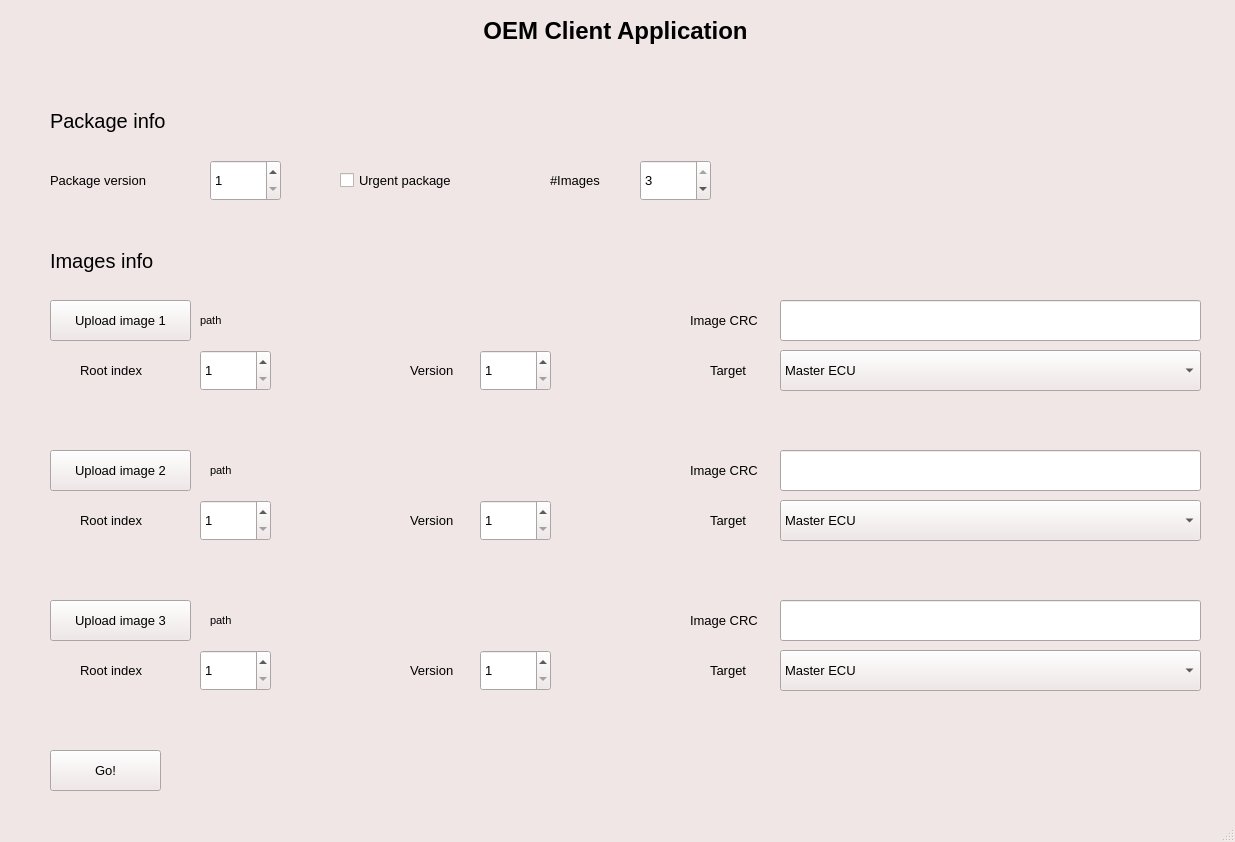
Old version of the form oem_application/gui.ui in the repository osamamuhammad3623/valeo-GP-FOTA.
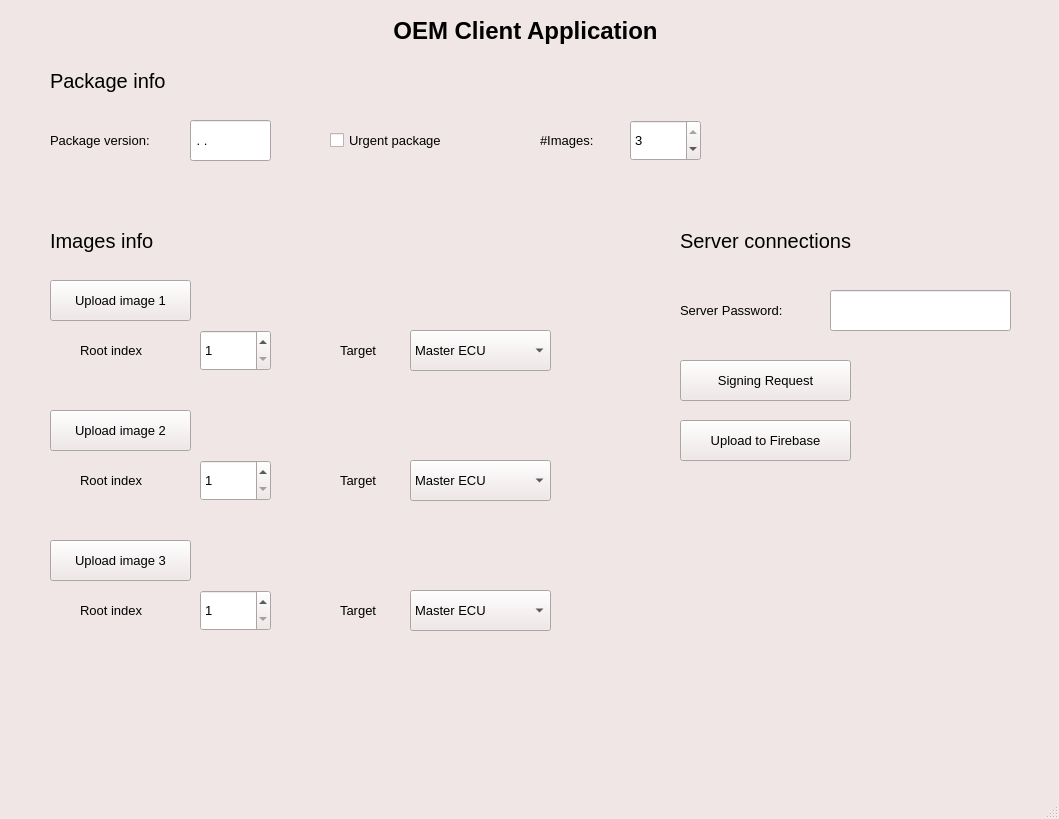
New version of the form.

The edit to the form file:
```diff
--- a/oem_application/gui.ui
+++ b/oem_application/gui.ui
@@ -6,8 +6,8 @@
    <rect>
     <x>0</x>
     <y>0</y>
-    <width>1235</width>
-    <height>842</height>
+    <width>1059</width>
+    <height>819</height>
    </rect>
   </property>
   <property name="palette">
@@ -466,7 +466,7 @@
      <rect>
       <x>10</x>
       <y>10</y>
-      <width>1211</width>
+      <width>1031</width>
       <height>41</height>
      </rect>
     </property>
@@ -488,8 +488,8 @@
     <property name="geometry">
      <rect>
       <x>50</x>
-      <y>170</y>
-      <width>121</width>
+      <y>130</y>
+      <width>131</width>
       <height>21</height>
      </rect>
     </property>
@@ -499,14 +499,14 @@
      </font>
     </property>
     <property name="text">
-     <string>Package version</string>
+     <string>Package version:</string>
     </property>
    </widget>
    <widget class="QCheckBox" name="urgency">
     <property name="geometry">
      <rect>
-      <x>340</x>
-      <y>160</y>
+      <x>330</x>
+      <y>120</y>
       <width>141</width>
       <height>41</height>
      </rect>
@@ -519,7 +519,7 @@
     <property name="geometry">
      <rect>
       <x>50</x>
-      <y>300</y>
+      <y>280</y>
       <width>141</width>
       <height>41</height>
      </rect>
@@ -532,8 +532,8 @@
     <property name="geometry">
      <rect>
       <x>200</x>
-      <y>300</y>
-      <width>481</width>
+      <y>280</y>
+      <width>351</width>
       <height>41</height>
      </rect>
     </property>
@@ -543,58 +543,14 @@
      </font>
     </property>
     <property name="text">
-     <string>path</string>
-    </property>
-   </widget>
-   <widget class="QSpinBox" name="version">
-    <property name="geometry">
-     <rect>
-      <x>210</x>
-      <y>160</y>
-      <width>71</width>
-      <height>41</height>
-     </rect>
-    </property>
-    <property name="minimum">
-     <number>1</number>
-    </property>
-    <property name="maximum">
-     <number>100</number>
-    </property>
-   </widget>
-   <widget class="QLabel" name="label_3">
-    <property name="geometry">
-     <rect>
-      <x>690</x>
-      <y>300</y>
-      <width>91</width>
-      <height>41</height>
-     </rect>
-    </property>
-    <property name="font">
-     <font>
-      <pointsize>10</pointsize>
-     </font>
-    </property>
-    <property name="text">
-     <string>Image CRC</string>
-    </property>
-   </widget>
-   <widget class="QLineEdit" name="image_crc_1">
-    <property name="geometry">
-     <rect>
-      <x>780</x>
-      <y>300</y>
-      <width>421</width>
-      <height>41</height>
-     </rect>
+     <string/>
     </property>
    </widget>
    <widget class="QLabel" name="label_6">
     <property name="geometry">
      <rect>
       <x>80</x>
-      <y>360</y>
+      <y>340</y>
       <width>91</width>
       <height>21</height>
      </rect>
@@ -612,7 +568,7 @@
     <property name="geometry">
      <rect>
       <x>200</x>
-      <y>350</y>
+      <y>330</y>
       <width>71</width>
       <height>41</height>
      </rect>
@@ -627,30 +583,12 @@
      <number>1</number>
     </property>
    </widget>
-   <widget class="QLabel" name="label_7">
-    <property name="geometry">
-     <rect>
-      <x>410</x>
-      <y>360</y>
-      <width>61</width>
-      <height>21</height>
-     </rect>
-    </property>
-    <property name="font">
-     <font>
-      <pointsize>10</pointsize>
-     </font>
-    </property>
-    <property name="text">
-     <string>Version</string>
-    </property>
-   </widget>
    <widget class="QComboBox" name="image_target_1">
     <property name="geometry">
      <rect>
-      <x>780</x>
-      <y>350</y>
-      <width>421</width>
+      <x>410</x>
+      <y>330</y>
+      <width>141</width>
       <height>41</height>
      </rect>
     </property>
@@ -673,8 +611,8 @@
    <widget class="QLabel" name="label_8">
     <property name="geometry">
      <rect>
-      <x>710</x>
-      <y>360</y>
+      <x>340</x>
+      <y>340</y>
       <width>61</width>
       <height>21</height>
      </rect>
@@ -688,21 +626,11 @@
      <string>Target</string>
     </property>
    </widget>
-   <widget class="QLineEdit" name="image_crc_2">
-    <property name="geometry">
-     <rect>
-      <x>780</x>
-      <y>450</y>
-      <width>421</width>
-      <height>41</height>
-     </rect>
-    </property>
-   </widget>
    <widget class="QLabel" name="label_9">
     <property name="geometry">
      <rect>
       <x>80</x>
-      <y>510</y>
+      <y>470</y>
       <width>91</width>
       <height>21</height>
      </rect>
@@ -719,9 +647,9 @@
    <widget class="QComboBox" name="image_target_2">
     <property name="geometry">
      <rect>
-      <x>780</x>
-      <y>500</y>
-      <width>421</width>
+      <x>410</x>
+      <y>460</y>
+      <width>141</width>
       <height>41</height>
      </rect>
     </property>
@@ -744,9 +672,9 @@
    <widget class="QLabel" name="image_path_2">
     <property name="geometry">
      <rect>
-      <x>210</x>
-      <y>450</y>
-      <width>471</width>
+      <x>200</x>
+      <y>410</y>
+      <width>351</width>
       <height>41</height>
      </rect>
     </property>
@@ -756,14 +684,14 @@
      </font>
     </property>
     <property name="text">
-     <string>path</string>
+     <string/>
     </property>
    </widget>
    <widget class="QLabel" name="label_10">
     <property name="geometry">
      <rect>
-      <x>710</x>
-      <y>510</y>
+      <x>340</x>
+      <y>470</y>
       <width>61</width>
       <height>21</height>
      </rect>
@@ -781,7 +709,7 @@
     <property name="geometry">
      <rect>
       <x>200</x>
-      <y>500</y>
+      <y>460</y>
       <width>71</width>
       <height>41</height>
      </rect>
@@ -796,29 +724,11 @@
      <number>1</number>
     </property>
    </widget>
-   <widget class="QLabel" name="label_4">
-    <property name="geometry">
-     <rect>
-      <x>690</x>
-      <y>450</y>
-      <width>91</width>
-      <height>41</height>
-     </rect>
-    </property>
-    <property name="font">
-     <font>
-      <pointsize>10</pointsize>
-     </font>
-    </property>
-    <property name="text">
-     <string>Image CRC</string>
-    </property>
-   </widget>
    <widget class="QPushButton" name="image_file_2">
     <property name="geometry">
      <rect>
       <x>50</x>
-      <y>450</y>
+      <y>410</y>
       <width>141</width>
       <height>41</height>
      </rect>
@@ -827,75 +737,11 @@
      <string>Upload image 2</string>
     </property>
    </widget>
-   <widget class="QLabel" name="label_11">
-    <property name="geometry">
-     <rect>
-      <x>410</x>
-      <y>510</y>
-      <width>61</width>
-      <height>21</height>
-     </rect>
-    </property>
-    <property name="font">
-     <font>
-      <pointsize>10</pointsize>
-     </font>
-    </property>
-    <property name="text">
-     <string>Version</string>
-    </property>
-   </widget>
-   <widget class="QLineEdit" name="image_crc_3">
-    <property name="geometry">
-     <rect>
-      <x>780</x>
-      <y>600</y>
-      <width>421</width>
-      <height>41</height>
-     </rect>
-    </property>
-   </widget>
    <widget class="QLabel" name="label_12">
     <property name="geometry">
      <rect>
-      <x>710</x>
-      <y>660</y>
-      <width>61</width>
-      <height>21</height>
-     </rect>
-    </property>
-    <property name="font">
-     <font>
-      <pointsize>10</pointsize>
-     </font>
-    </property>
-    <property name="text">
-     <string>Target</string>
-    </property>
-   </widget>
-   <widget class="QLabel" name="label_5">
-    <property name="geometry">
-     <rect>
-      <x>690</x>
+      <x>340</x>
       <y>600</y>
-      <width>91</width>
-      <height>41</height>
-     </rect>
-    </property>
-    <property name="font">
-     <font>
-      <pointsize>10</pointsize>
-     </font>
-    </property>
-    <property name="text">
-     <string>Image CRC</string>
-    </property>
-   </widget>
-   <widget class="QLabel" name="label_13">
-    <property name="geometry">
-     <rect>
-      <x>410</x>
-      <y>660</y>
       <width>61</width>
       <height>21</height>
      </rect>
@@ -906,14 +752,14 @@
      </font>
     </property>
     <property name="text">
-     <string>Version</string>
+     <string>Target</string>
     </property>
    </widget>
    <widget class="QPushButton" name="image_file_3">
     <property name="geometry">
      <rect>
       <x>50</x>
-      <y>600</y>
+      <y>540</y>
       <width>141</width>
       <height>41</height>
      </rect>
@@ -926,7 +772,7 @@
     <property name="geometry">
      <rect>
       <x>80</x>
-      <y>660</y>
+      <y>600</y>
       <width>91</width>
       <height>21</height>
      </rect>
@@ -943,9 +789,9 @@
    <widget class="QComboBox" name="image_target_3">
     <property name="geometry">
      <rect>
-      <x>780</x>
-      <y>650</y>
-      <width>421</width>
+      <x>410</x>
+      <y>590</y>
+      <width>141</width>
       <height>41</height>
      </rect>
     </property>
@@ -969,7 +815,7 @@
     <property name="geometry">
      <rect>
       <x>200</x>
-      <y>650</y>
+      <y>590</y>
       <width>71</width>
       <height>41</height>
      </rect>
@@ -987,9 +833,9 @@
    <widget class="QLabel" name="image_path_3">
     <property name="geometry">
      <rect>
-      <x>210</x>
-      <y>600</y>
-      <width>471</width>
+      <x>200</x>
+      <y>540</y>
+      <width>351</width>
       <height>41</height>
      </rect>
     </property>
@@ -999,71 +845,14 @@
      </font>
     </property>
     <property name="text">
-     <string>path</string>
-    </property>
-   </widget>
-   <widget class="QSpinBox" name="image_version_1">
-    <property name="geometry">
-     <rect>
-      <x>480</x>
-      <y>350</y>
-      <width>71</width>
-      <height>41</height>
-     </rect>
-    </property>
-    <property name="minimum">
-     <number>1</number>
-    </property>
-    <property name="maximum">
-     <number>1000000000</number>
-    </property>
-    <property name="value">
-     <number>1</number>
-    </property>
-   </widget>
-   <widget class="QSpinBox" name="image_version_2">
-    <property name="geometry">
-     <rect>
-      <x>480</x>
-      <y>500</y>
-      <width>71</width>
-      <height>41</height>
-     </rect>
-    </property>
-    <property name="minimum">
-     <number>1</number>
-    </property>
-    <property name="maximum">
-     <number>2</number>
-    </property>
-    <property name="value">
-     <number>1</number>
-    </property>
-   </widget>
-   <widget class="QSpinBox" name="image_version_3">
-    <property name="geometry">
-     <rect>
-      <x>480</x>
-      <y>650</y>
-      <width>71</width>
-      <height>41</height>
-     </rect>
-    </property>
-    <property name="minimum">
-     <number>1</number>
-    </property>
-    <property name="maximum">
-     <number>2</number>
-    </property>
-    <property name="value">
-     <number>1</number>
+     <string/>
     </property>
    </widget>
    <widget class="QLabel" name="label_2">
     <property name="geometry">
      <rect>
-      <x>550</x>
-      <y>170</y>
+      <x>540</x>
+      <y>130</y>
       <width>81</width>
       <height>21</height>
      </rect>
@@ -1074,14 +863,14 @@
      </font>
     </property>
     <property name="text">
-     <string>#Images</string>
+     <string>#Images:</string>
     </property>
    </widget>
    <widget class="QSpinBox" name="n_images">
     <property name="geometry">
      <rect>
-      <x>640</x>
-      <y>160</y>
+      <x>630</x>
+      <y>120</y>
       <width>71</width>
       <height>41</height>
      </rect>
@@ -1099,39 +888,42 @@
    <widget class="QPushButton" name="go">
     <property name="geometry">
      <rect>
-      <x>50</x>
-      <y>750</y>
-      <width>111</width>
+      <x>680</x>
+      <y>420</y>
+      <width>171</width>
       <height>41</height>
      </rect>
     </property>
     <property name="text">
-     <string>Go!</string>
+     <string>Upload to Firebase</string>
     </property>
    </widget>
    <widget class="QLabel" name="error_msg">
     <property name="geometry">
      <rect>
-      <x>170</x>
-      <y>690</y>
-      <width>1041</width>
-      <height>50</height>
+      <x>20</x>
+      <y>680</y>
+      <width>1021</width>
+      <height>61</height>
      </rect>
     </property>
     <property name="font">
      <font>
-      <pointsize>10</pointsize>
+      <pointsize>11</pointsize>
      </font>
     </property>
     <property name="text">
      <string/>
     </property>
+    <property name="alignment">
+     <set>Qt::AlignCenter</set>
+    </property>
    </widget>
    <widget class="QLabel" name="label_15">
     <property name="geometry">
      <rect>
       <x>50</x>
-      <y>100</y>
+      <y>60</y>
       <width>171</width>
       <height>41</height>
      </rect>
@@ -1151,7 +943,7 @@
     <property name="geometry">
      <rect>
       <x>50</x>
-      <y>240</y>
+      <y>220</y>
       <width>171</width>
       <height>41</height>
      </rect>
@@ -1167,6 +959,86 @@
      <string>Images info</string>
     </property>
    </widget>
+   <widget class="QLineEdit" name="version">
+    <property name="geometry">
+     <rect>
+      <x>190</x>
+      <y>120</y>
+      <width>81</width>
+      <height>41</height>
+     </rect>
+    </property>
+    <property name="inputMask">
+     <string>0.0.0</string>
+    </property>
+   </widget>
+   <widget class="QLineEdit" name="server_password">
+    <property name="geometry">
+     <rect>
+      <x>830</x>
+      <y>290</y>
+      <width>181</width>
+      <height>41</height>
+     </rect>
+    </property>
+    <property name="frame">
+     <bool>true</bool>
+    </property>
+    <property name="echoMode">
+     <enum>QLineEdit::Password</enum>
+    </property>
+   </widget>
+   <widget class="QLabel" name="label_7">
+    <property name="geometry">
+     <rect>
+      <x>680</x>
+      <y>290</y>
+      <width>131</width>
+      <height>41</height>
+     </rect>
+    </property>
+    <property name="font">
+     <font>
+      <pointsize>10</pointsize>
+     </font>
+    </property>
+    <property name="text">
+     <string>Server Password:</string>
+    </property>
+   </widget>
+   <widget class="QPushButton" name="sgin">
+    <property name="geometry">
+     <rect>
+      <x>680</x>
+      <y>360</y>
+      <width>171</width>
+      <height>41</height>
+     </rect>
+    </property>
+    <property name="text">
+     <string>Signing Request</string>
+    </property>
+   </widget>
+   <widget class="QLabel" name="label_17">
+    <property name="geometry">
+     <rect>
+      <x>680</x>
+      <y>220</y>
+      <width>291</width>
+      <height>41</height>
+     </rect>
+    </property>
+    <property name="font">
+     <font>
+      <pointsize>15</pointsize>
+      <weight>50</weight>
+      <bold>false</bold>
+     </font>
+    </property>
+    <property name="text">
+     <string>Server connections</string>
+    </property>
+   </widget>
   </widget>
   <widget class="QMenuBar" name="menubar">
    <property name="geometry">
```
Left out of the diff: 4 changed lines with no effect on the pictures.
